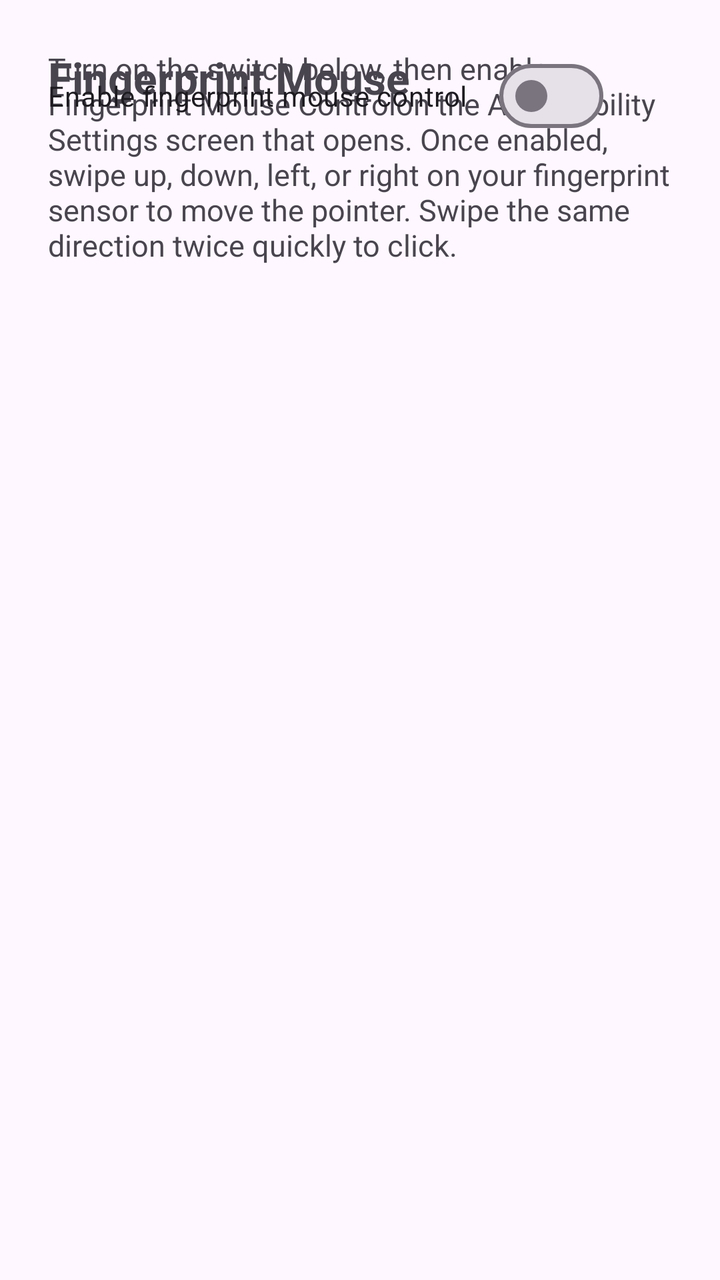
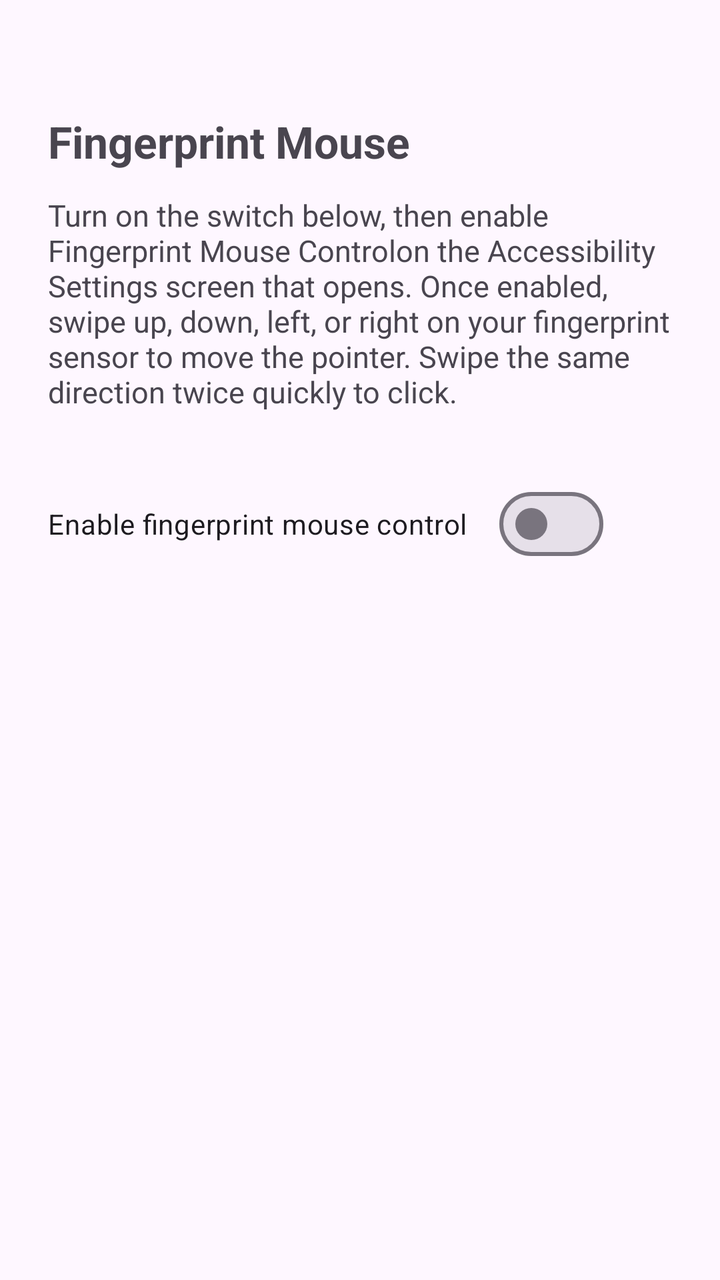

The first picture is an Android layout as it rendered before a commit; the second is the same layout after the commit. The layout source and the unified diff follow.
<!-- AndroidManifest.xml: application theme Theme.Material3.DayNight.NoActionBar -->
<!-- res/layout/activity_main.xml -->
<?xml version="1.0" encoding="utf-8"?>
<androidx.constraintlayout.widget.ConstraintLayout
    xmlns:android="http://schemas.android.com/apk/res/android"
    xmlns:app="http://schemas.android.com/apk/res/app"
    android:layout_width="match_parent"
    android:layout_height="match_parent"
    android:padding="24dp">

    <TextView
        android:id="@+id/textTitle"
        android:layout_width="wrap_content"
        android:layout_height="wrap_content"
        android:text="@string/app_name"
        android:textSize="22sp"
        android:textStyle="bold"
        app:layout_constraintTop_toTopOf="parent"
        app:layout_constraintStart_toStartOf="parent"
        android:layout_marginTop="32dp" />

    <TextView
        android:id="@+id/textDescription"
        android:layout_width="0dp"
        android:layout_height="wrap_content"
        android:layout_marginTop="12dp"
        android:text="@string/main_description"
        android:textSize="15sp"
        app:layout_constraintTop_toBottomOf="@id/textTitle"
        app:layout_constraintStart_toStartOf="parent"
        app:layout_constraintEnd_toEndOf="parent" />

    <com.google.android.material.materialswitch.MaterialSwitch
        android:id="@+id/switchService"
        android:layout_width="wrap_content"
        android:layout_height="wrap_content"
        android:layout_marginTop="32dp"
        android:text="@string/switch_label"
        app:layout_constraintTop_toBottomOf="@id/textDescription"
        app:layout_constraintStart_toStartOf="parent" />

    <TextView
        android:id="@+id/textStatus"
        android:layout_width="wrap_content"
        android:layout_height="wrap_content"
        android:layout_marginTop="12dp"
        android:textStyle="italic"
        app:layout_constraintTop_toBottomOf="@id/switchService"
        app:layout_constraintStart_toStartOf="parent" />

</androidx.constraintlayout.widget.ConstraintLayout>
<!-- resources referenced by this layout -->
<resources>
  <string name="app_name">Fingerprint Mouse</string>
  <string name="main_description">Turn on the switch below, then enable "Fingerprint Mouse Control" on the Accessibility Settings screen that opens. Once enabled, swipe up, down, left, or right on your fingerprint sensor to move the pointer. Swipe the same direction twice quickly to click.</string>
  <string name="switch_label">Enable fingerprint mouse control</string>
</resources>

<!-- the commit's change to res/layout/activity_main.xml (unified diff, before → after) -->
@@ -1,7 +1,7 @@
 <?xml version="1.0" encoding="utf-8"?>
 <androidx.constraintlayout.widget.ConstraintLayout
     xmlns:android="http://schemas.android.com/apk/res/android"
-    xmlns:app="http://schemas.android.com/apk/res/app"
+    xmlns:app="http://schemas.android.com/apk/res-auto"
     android:layout_width="match_parent"
     android:layout_height="match_parent"
     android:padding="24dp">
